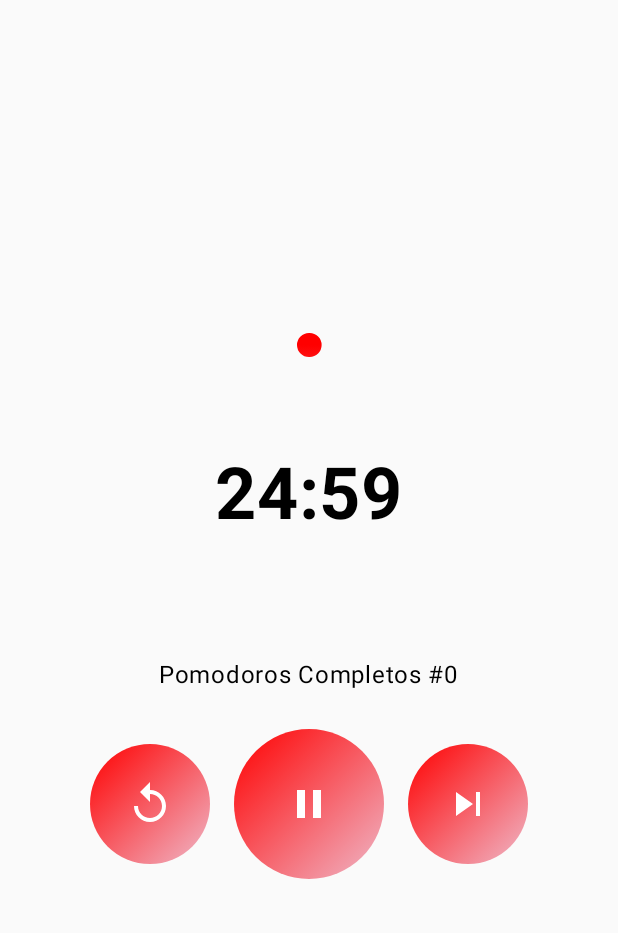
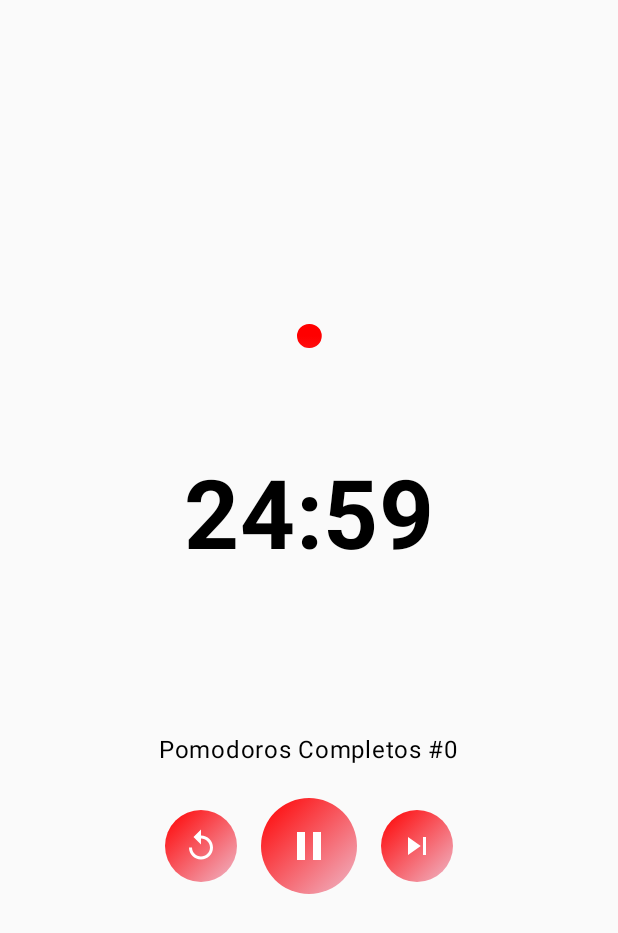
Before and after one commit to eduramza/PomodoroTrack, an Android app built with Jetpack Compose: the screen it shows after launch (MainActivity), after a tap on "Start", on a phone screen of 412 x 824 dp. Shown: the top 933 px of the screen. Run offline under Robolectric (Android 15) with nearby library versions, the phone set to English and light mode, and no system bars.

Commit message:
layout modifications

```diff
--- a/app/src/main/java/com/eduramza/pomodorotrack/ui/components/PomodoroControlButtons.kt
+++ b/app/src/main/java/com/eduramza/pomodorotrack/ui/components/PomodoroControlButtons.kt
@@ -2,6 +2,7 @@ package com.eduramza.pomodorotrack.ui.components
 
 import android.content.Context
 import androidx.compose.foundation.background
+import androidx.compose.foundation.clickable
 import androidx.compose.foundation.layout.Arrangement
 import androidx.compose.foundation.layout.Box
 import androidx.compose.foundation.layout.Row
@@ -18,6 +19,7 @@ import androidx.compose.runtime.Composable
 import androidx.compose.runtime.collectAsState
 import androidx.compose.ui.Alignment
 import androidx.compose.ui.Modifier
+import androidx.compose.ui.draw.clip
 import androidx.compose.ui.graphics.Brush
 import androidx.compose.ui.graphics.Color
 import androidx.compose.ui.res.painterResource
@@ -40,57 +42,62 @@ fun PomodoroControlButtons(
 
     Row(
         horizontalArrangement = Arrangement.spacedBy(16.dp),
-        modifier = Modifier.padding(8.dp),
+        modifier = Modifier.padding(4.dp),
         verticalAlignment = Alignment.CenterVertically
     ) {
         if (pomodoroState.timerRunning) {
-            Button(
-                onClick = viewModel::resetTimer,
-                shape = CircleShape,
-                modifier = Modifier.size(80.dp).background(gradient, CircleShape),
-                colors = ButtonDefaults.buttonColors(containerColor = Color.Transparent)
-            ) {
-                Box(modifier = Modifier.defaultMinSize(32.dp)) {
+                Box(
+                    modifier = Modifier
+                        .size(48.dp)
+                        .clip(CircleShape)
+                        .background(gradient)
+                        .padding(12.dp)
+                        .clickable { viewModel.resetTimer() },
+                ) {
                     Icon(
                         painter = painterResource(id = R.drawable.ic_replay),
                         contentDescription = "Previous Cycle",
+                        tint = Color.White,
+                        modifier = Modifier.size(24.dp)
                     )
                 }
-            }
         } else {
-            Spacer(modifier = Modifier.size(80.dp))
+            Spacer(modifier = Modifier.size(48.dp))
         }
-        Button(
-            onClick = {
-                viewModel.controlCountdownTimer(context)
-            },
-            shape = CircleShape,
-            modifier = Modifier.size(100.dp).background(gradient, CircleShape),
-            colors = ButtonDefaults.buttonColors(containerColor = Color.Transparent)
+        Box(
+            modifier = Modifier
+                .size(64.dp)
+                .clip(CircleShape)
+                .background(gradient)
+                .padding(16.dp)
+                .clickable { viewModel.controlCountdownTimer(context) }
         ) {
             Icon(
                 painter = painterResource(id = pomodoroState.controlButton.icon),
                 contentDescription = pomodoroState.controlButton.contentDescription,
+                tint = Color.White,
                 modifier = Modifier.size(32.dp)
             )
         }
 
         if (pomodoroState.timerRunning) {
-            Button(
-                onClick = viewModel::setNextCycle,
-                shape = CircleShape,
-                modifier = Modifier.size(80.dp).background(gradient, CircleShape),
-                colors = ButtonDefaults.buttonColors(containerColor = Color.Transparent)
-            ) {
-                Box(modifier = Modifier.defaultMinSize(32.dp)) {
+                Box(
+                    modifier = Modifier
+                        .size(48.dp)
+                        .clip(CircleShape)
+                        .background(gradient)
+                        .padding(12.dp)
+                        .clickable { viewModel.setNextCycle() }
+                ) {
                     Icon(
                         painter = painterResource(id = R.drawable.ic_skip_next),
                         contentDescription = "Skip Cycle",
+                        tint = Color.White,
+                        modifier = Modifier.size(24.dp)
                     )
                 }
-            }
         } else {
-            Spacer(modifier = Modifier.size(80.dp))
+            Spacer(modifier = Modifier.size(48.dp))
         }
     }
 }
--- a/app/src/main/java/com/eduramza/pomodorotrack/ui/components/PomodoroTimerProgress.kt
+++ b/app/src/main/java/com/eduramza/pomodorotrack/ui/components/PomodoroTimerProgress.kt
@@ -29,8 +29,8 @@ import kotlin.math.sin
 @Composable
 fun PomodoroTimerProgress(
     viewModel: CountdownTimerViewModel,
-    fontSize: TextUnit = 48.sp,
-    radius: Dp = 100.dp,
+    fontSize: TextUnit = 64.sp,
+    radius: Dp = 120.dp,
     strokeWidth: Dp = 16.dp
 ) {
     val state = viewModel.state.collectAsState().value
--- a/app/src/main/java/com/eduramza/pomodorotrack/ui/timer/PomodoroScreen.kt
+++ b/app/src/main/java/com/eduramza/pomodorotrack/ui/timer/PomodoroScreen.kt
@@ -44,7 +44,7 @@ fun PomodoroScreen(
             // Exibir o progresso do timer
             PomodoroTimerProgress(viewModel = viewModel)
 
-            Spacer(modifier = Modifier.height(8.dp))
+            Spacer(modifier = Modifier.height(24.dp))
             Text(text = "Pomodoros Completos #${viewModel.state.collectAsState().value.pomodoroCounter}")
 
             Spacer(modifier = Modifier.height(16.dp))
```
